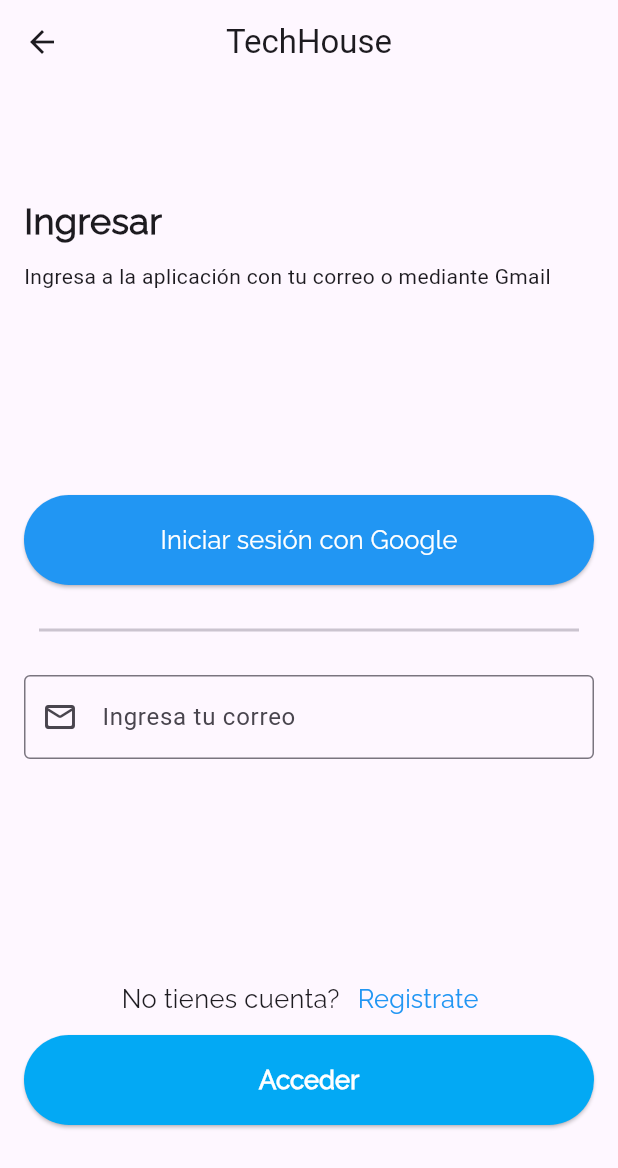
After one commit to Mane-jaker/TechHouse-Front, a Flutter app: the Login screen opened directly, on a phone screen of 412 x 824 dp. The commit adds this screen. Shown: the top 1168 px of the screen. Run offline on Flutter 3.47's test engine with Material 2 defaults, Android fonts, the phone set to English and light mode, and no system bars.

Commit message:
Feature esteban2 (#3)
* hola login

* ok

* Diseño

* hola

* Ahora si quedo chulo la parte del tanque con las estadisticas

---------

Co-authored-by: Mane-jaker <angelillo3581@gmail.com>
Co-authored-by: Mane <61853435+Mane-jaker@users.noreply.github.com>
Co-authored-by: Esteban <98122124+EpsyUwU@users.noreply.github.com>

```diff
--- /dev/null
+++ b/tech_house/lib/display/screens/login/login.dart
@@ -0,0 +1,177 @@
+import 'package:flutter/material.dart';
+import 'package:tech_house/display/screens/register/register.dart';
+
+class Login extends StatelessWidget {
+  Login({super.key});
+
+  final bool isRegistering = false;
+
+  final GlobalKey<NavigatorState> _navigatorKey = GlobalKey<NavigatorState>();
+
+  @override
+  Widget build(BuildContext context) {
+    return Scaffold(
+      appBar: AppBar(
+        centerTitle: true,
+        title: const Text("TechHouse"),
+        actions: [
+          // Mostrar el botón de retroceso solo en la página de registro
+          if (isRegistering)
+            IconButton(
+              icon: const Icon(Icons.arrow_back),
+              onPressed: () {
+                // Navegar atrás en el Navigator
+                _navigatorKey.currentState?.pop();
+              },
+            ),
+        ],
+      ),
+      body: Navigator(
+        key: _navigatorKey,
+        onGenerateRoute: (settings) {
+          if (isRegistering) {
+            // Ruta para la página de registro
+            return MaterialPageRoute(
+              builder: (context) {
+                return const Register();
+              },
+            );
+          } else {
+            // Ruta para la página de inicio de sesión
+            return MaterialPageRoute(
+              builder: (context) {
+                return LoginContent(
+                  isRegistering: isRegistering,
+                );
+              },
+            );
+          }
+        },
+      ),
+    );
+  }
+}
+
+class LoginContent extends StatefulWidget {
+  const LoginContent({super.key, required this.isRegistering});
+
+  final bool isRegistering;
+
+  @override
+  State<LoginContent> createState() => _LoginContentState();
+}
+
+class _LoginContentState extends State<LoginContent> {
+  @override
+  Widget build(BuildContext context) {
+    return Padding(
+      padding: const EdgeInsets.all(16.0),
+      child: Column(
+        mainAxisAlignment: MainAxisAlignment.spaceAround,
+        crossAxisAlignment: CrossAxisAlignment.start,
+        children: <Widget>[
+          const Column(
+            crossAxisAlignment: CrossAxisAlignment.start,
+            children: [
+              Text(
+                'Ingresar',
+                style: TextStyle(
+                    fontSize: 24,
+                    fontWeight: FontWeight.bold,
+                    fontFamily: 'Raleway'),
+              ),
+              SizedBox(height: 10),
+              Text('Ingresa a la aplicación con tu correo o mediante Gmail'),
+              SizedBox(height: 20),
+            ],
+          ),
+          Column(
+            children: [
+              SizedBox(
+                width: double
+                    .infinity, // Hace que el Container ocupe todo el ancho
+                child: ElevatedButton(
+                  onPressed: () {
+                    // Iniciar sesión con Google
+                  },
+                  style: ElevatedButton.styleFrom(
+                    backgroundColor: Colors.blue,
+                    minimumSize: const Size(double.infinity, 60),
+                  ),
+                  child: const Text(
+                    'Iniciar sesión con Google',
+                    style: TextStyle(
+                      color: Colors.white,
+                      fontFamily: 'Raleway',
+                      fontSize: 17,
+                    ),
+                  ),
+                ),
+              ),
+              const SizedBox(height: 20),
+              const Divider(
+                height: 20,
+                thickness: 2,
+                endIndent: 10,
+                indent: 10,
+              ),
+              const SizedBox(height: 20),
+              const TextField(
+                decoration: InputDecoration(
+                    hintText: 'Ingresa tu correo',
+                    border: OutlineInputBorder(),
+                    prefixIcon: Icon(Icons.mail_outline_rounded)),
+              ),
+              const SizedBox(height: 20),
+            ],
+          ),
+          Column(
+            children: [
+              Row(
+                mainAxisAlignment: MainAxisAlignment.center,
+                children: <Widget>[
+                  const Text(
+                    'No tienes cuenta?',
+                    style: TextStyle(
+                      fontFamily: 'Raleway',
+                      fontSize: 17,
+                    ),
+                  ),
+                  TextButton(
+                    onPressed: () {
+                      // Navegar a la página de registro
+                    },
+                    child: const Text(
+                      'Registrate',
+                      style: TextStyle(
+                        color: Colors.blue,
+                        fontFamily: 'Raleway',
+                        fontSize: 17,
+                      ),
+                    ),
+                  ),
+                ],
+              ),
+              ElevatedButton(
+                onPressed: () {},
+                style: ElevatedButton.styleFrom(
+                  backgroundColor: Colors.lightBlue,
+                  minimumSize: const Size(double.infinity, 60),
+                ),
+                child: const Text(
+                  'Acceder',
+                  style: TextStyle(
+                    color: Colors.white,
+                    fontFamily: 'Raleway',
+                    fontSize: 17,
+                    fontWeight: FontWeight.bold,
+                  ),
+                ),
+              ),
+            ],
+          ),
+        ],
+      ),
+    );
+  }
+}
--- a/tech_house/lib/main.dart
+++ b/tech_house/lib/main.dart
@@ -10,12 +10,13 @@ class MyApp extends StatelessWidget {
   @override
   Widget build(BuildContext context) {
     return MaterialApp(
-      title: 'Flutter Demo',
+      title: 'TechHouse',
       theme: ThemeData(
         colorScheme: ColorScheme.fromSeed(seedColor: Colors.deepPurple),
         useMaterial3: true,
       ),
-      home: const NavbarBottom(title: "TechHouse"),
+      debugShowCheckedModeBanner: false,
+      home: NavbarBottom(title: 'Colita',),
     );
   }
 }
--- a/tech_house/pubspec.yaml
+++ b/tech_house/pubspec.yaml
@@ -54,6 +54,10 @@ dev_dependencies:
 
 # The following section is specific to Flutter packages.
 flutter:
+  fonts:
+    - family: Raleway
+      fonts:
+        - asset: fonts/Raleway-Regular.ttf
 
   # The following line ensures that the Material Icons font is
   # included with your application, so that you can use the icons in
```
Also changed, not shown: tech_house/lib/display/screens/main/main_consumption.dart (+3 -4 lines), tech_house/lib/display/screens/register/enter_mail.dart (added, +92 -0 lines), tech_house/lib/display/screens/register/enter_name.dart (added, +92 -0 lines), tech_house/lib/display/screens/register/enter_password.dart (added, +92 -0 lines), tech_house/lib/display/screens/register/register.dart (added, +93 -0 lines), tech_house/lib/display/widgets/main/custom_button.dart (+5 -7 lines), tech_house/fonts/Raleway-Regular.ttf (added).
